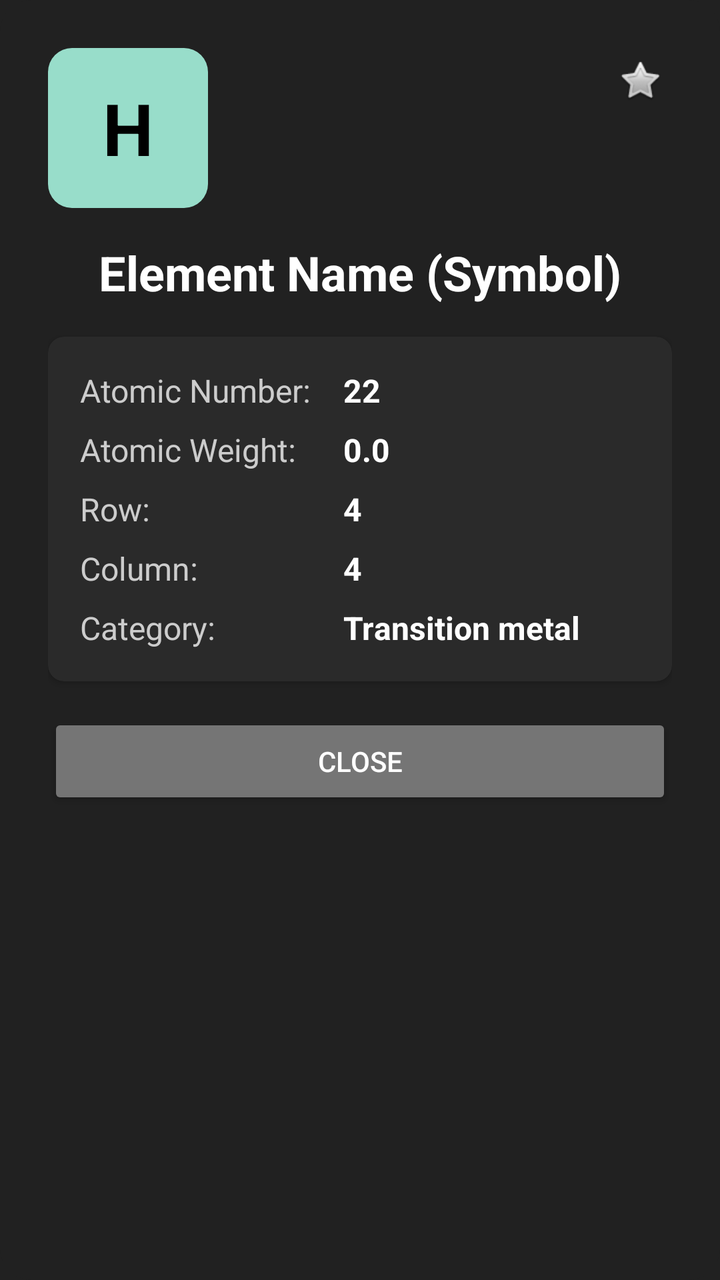
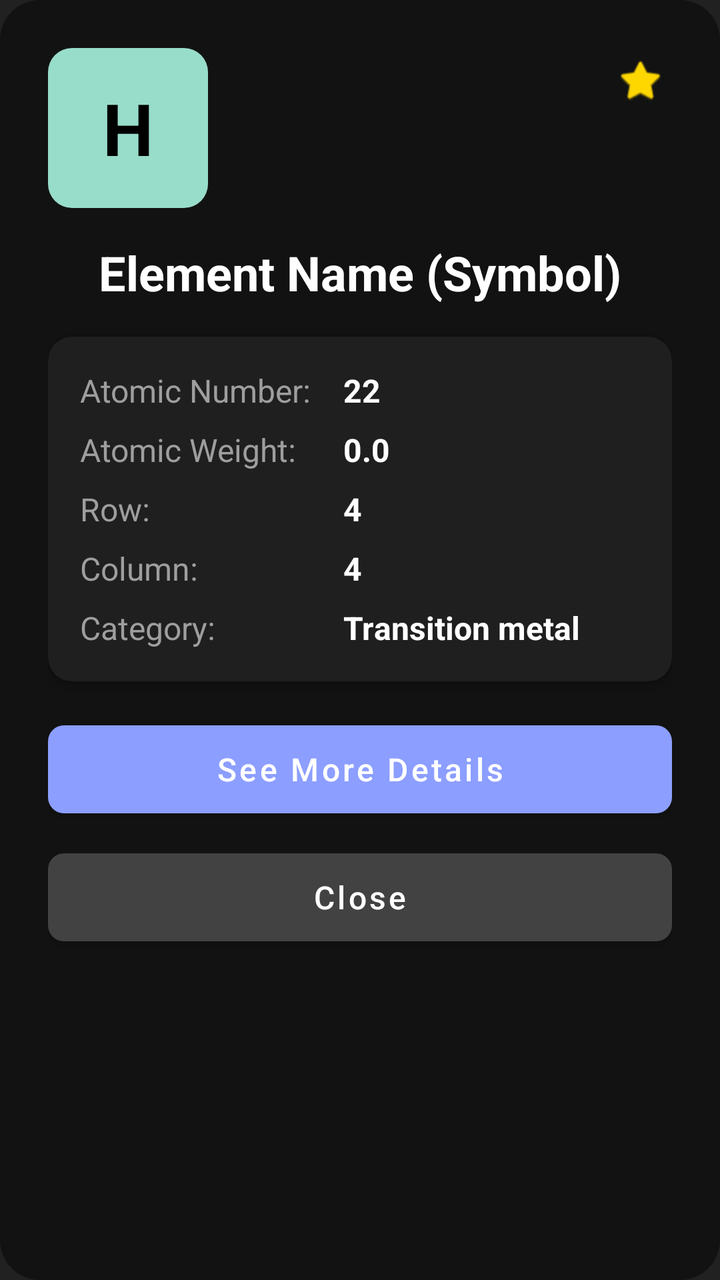

Compare the two renders of this Android layout. The source of the first and the diff that turns it into the second are given below.
<!-- AndroidManifest.xml: application theme Theme.PeriodicPro -->
<!-- res/layout/element_popup.xml -->
<?xml version="1.0" encoding="utf-8"?>
<LinearLayout
    xmlns:android="http://schemas.android.com/apk/res/android"
    xmlns:app="http://schemas.android.com/apk/res-auto"
    android:layout_width="320dp"
    android:layout_height="wrap_content"
    android:orientation="vertical"
    android:padding="24dp"
    android:background="@drawable/dialog_background"
    android:gravity="center_horizontal">

    
    <LinearLayout
        android:layout_width="match_parent"
        android:layout_height="wrap_content"
        android:orientation="horizontal"
        android:layout_marginBottom="16dp">
        
        
        <FrameLayout
            android:layout_width="80dp"
            android:layout_height="80dp"
            android:layout_gravity="center_vertical">
            
            <TextView
                android:id="@+id/popup_symbol"
                android:layout_width="match_parent"
                android:layout_height="match_parent"
                android:background="@drawable/rounded_nonmetal_bg"
                android:gravity="center"
                android:text="H"
                android:textColor="#000000"
                android:textSize="36sp"
                android:textStyle="bold" />
        </FrameLayout>
        
        <View
            android:layout_width="0dp"
            android:layout_height="1dp"
            android:layout_weight="1" />
            
        
        <ImageView
            android:id="@+id/popup_add_favorites"
            android:layout_width="32dp"
            android:layout_height="32dp"
            android:src="@android:drawable/btn_star_big_off"
            android:layout_gravity="top"
            app:tint="#FFD700"
            android:contentDescription="Add to favorites"
            android:padding="4dp" />
    </LinearLayout>

    
    <TextView
        android:id="@+id/popup_name"
        android:layout_width="wrap_content"
        android:layout_height="wrap_content"
        android:text="Element Name (Symbol)"
        android:textColor="#FFFFFF"
        android:textSize="24sp"
        android:textStyle="bold"
        android:gravity="center"
        android:paddingBottom="16dp"/>

    
    <androidx.cardview.widget.CardView
        android:layout_width="match_parent"
        android:layout_height="wrap_content"
        android:layout_marginBottom="16dp"
        app:cardCornerRadius="8dp"
        app:cardBackgroundColor="#2A2A2A"
        app:cardElevation="2dp">
        
        <TableLayout
            android:layout_width="match_parent"
            android:layout_height="wrap_content"
            android:padding="16dp"
            android:stretchColumns="1">
            
            
            <TableRow android:layout_marginBottom="8dp">
                <TextView
                    android:layout_width="wrap_content"
                    android:layout_height="wrap_content"
                    android:text="Atomic Number:"
                    android:textColor="#CCCCCC"
                    android:textSize="16sp"
                    android:layout_marginEnd="16dp"/>
                    
                <TextView
                    android:id="@+id/popup_atomic_number"
                    android:layout_width="match_parent"
                    android:layout_height="wrap_content"
                    android:text="22"
                    android:textColor="#FFFFFF"
                    android:textSize="16sp"
                    android:textStyle="bold"/>
            </TableRow>
            
            
            <TableRow android:layout_marginBottom="8dp">
                <TextView
                    android:layout_width="wrap_content"
                    android:layout_height="wrap_content"
                    android:text="Atomic Weight:"
                    android:textColor="#CCCCCC"
                    android:textSize="16sp"
                    android:layout_marginEnd="16dp"/>
                    
                <TextView
                    android:id="@+id/popup_atomic_mass"
                    android:layout_width="match_parent"
                    android:layout_height="wrap_content"
                    android:text="0.0"
                    android:textColor="#FFFFFF"
                    android:textSize="16sp"
                    android:textStyle="bold"/>
            </TableRow>
            
            
            <TableRow android:layout_marginBottom="8dp">
                <TextView
                    android:layout_width="wrap_content"
                    android:layout_height="wrap_content"
                    android:text="Row:"
                    android:textColor="#CCCCCC"
                    android:textSize="16sp"
                    android:layout_marginEnd="16dp"/>
                    
                <TextView
                    android:id="@+id/popup_row"
                    android:layout_width="match_parent"
                    android:layout_height="wrap_content"
                    android:text="4"
                    android:textColor="#FFFFFF"
                    android:textSize="16sp"
                    android:textStyle="bold"/>
            </TableRow>
            
            
            <TableRow android:layout_marginBottom="8dp">
                <TextView
                    android:layout_width="wrap_content"
                    android:layout_height="wrap_content"
                    android:text="Column:"
                    android:textColor="#CCCCCC"
                    android:textSize="16sp"
                    android:layout_marginEnd="16dp"/>
                    
                <TextView
                    android:id="@+id/popup_column"
                    android:layout_width="match_parent"
                    android:layout_height="wrap_content"
                    android:text="4"
                    android:textColor="#FFFFFF"
                    android:textSize="16sp"
                    android:textStyle="bold"/>
            </TableRow>
            
            
            <TableRow>
                <TextView
                    android:layout_width="wrap_content"
                    android:layout_height="wrap_content"
                    android:text="Category:"
                    android:textColor="#CCCCCC"
                    android:textSize="16sp"
                    android:layout_marginEnd="16dp"/>
                    
                <TextView
                    android:id="@+id/popup_category"
                    android:layout_width="match_parent"
                    android:layout_height="wrap_content"
                    android:text="Transition metal"
                    android:textColor="#FFFFFF"
                    android:textSize="16sp"
                    android:textStyle="bold"/>
            </TableRow>
        </TableLayout>
    </androidx.cardview.widget.CardView>
    
    
    <Button
        android:id="@+id/popup_close_button"
        android:layout_width="match_parent"
        android:layout_height="wrap_content"
        android:text="CLOSE"
        android:backgroundTint="#757575"
        android:textColor="#FFFFFF"
        android:paddingHorizontal="16dp"/>
</LinearLayout>
<!-- resources referenced by this layout -->
<resources>
  <!-- drawable dialog_background (drawable) -->
  <?xml version="1.0" encoding="utf-8"?>
  <shape xmlns:android="http://schemas.android.com/apk/res/android">
      <solid android:color="#212121"/>
      <corners android:radius="16dp"/>
  </shape>
  <!-- drawable rounded_nonmetal_bg (drawable) -->
  <?xml version="1.0" encoding="utf-8"?>
  <shape xmlns:android="http://schemas.android.com/apk/res/android"
      android:shape="rectangle">
      <corners android:radius="12dp" />
      <solid android:color="@color/nonmetal" />
  </shape>
  <style name="Theme.PeriodicPro" parent="Theme.AppCompat.DayNight.NoActionBar">
          <item name="colorPrimary">#212121</item>
          <item name="colorPrimaryDark">#171717</item>
          <item name="colorAccent">#00796B</item>
          <item name="android:windowBackground">#212121</item>
      </style>
  <color name="nonmetal">#98DDCA</color>
</resources>

<!-- the commit's change to res/layout/element_popup.xml (unified diff, before → after) -->
@@ -6,7 +6,8 @@
     android:layout_height="wrap_content"
     android:orientation="vertical"
     android:padding="24dp"
-    android:background="@drawable/dialog_background"
+    android:background="@drawable/rounded_form_bg"
+    android:backgroundTint="#121212"
     android:gravity="center_horizontal">
 
     
@@ -68,9 +69,9 @@
         android:layout_width="match_parent"
         android:layout_height="wrap_content"
         android:layout_marginBottom="16dp"
-        app:cardCornerRadius="8dp"
-        app:cardBackgroundColor="#2A2A2A"
-        app:cardElevation="2dp">
+        app:cardCornerRadius="12dp"
+        app:cardBackgroundColor="#1F1F1F"
+        app:cardElevation="4dp">
         
         <TableLayout
             android:layout_width="match_parent"
@@ -84,7 +85,7 @@
                     android:layout_width="wrap_content"
                     android:layout_height="wrap_content"
                     android:text="Atomic Number:"
-                    android:textColor="#CCCCCC"
+                    android:textColor="#9E9E9E"
                     android:textSize="16sp"
                     android:layout_marginEnd="16dp"/>
                     
@@ -104,7 +105,7 @@
                     android:layout_width="wrap_content"
                     android:layout_height="wrap_content"
                     android:text="Atomic Weight:"
-                    android:textColor="#CCCCCC"
+                    android:textColor="#9E9E9E"
                     android:textSize="16sp"
                     android:layout_marginEnd="16dp"/>
                     
@@ -124,7 +125,7 @@
                     android:layout_width="wrap_content"
                     android:layout_height="wrap_content"
                     android:text="Row:"
-                    android:textColor="#CCCCCC"
+                    android:textColor="#9E9E9E"
                     android:textSize="16sp"
                     android:layout_marginEnd="16dp"/>
                     
@@ -144,7 +145,7 @@
                     android:layout_width="wrap_content"
                     android:layout_height="wrap_content"
                     android:text="Column:"
-                    android:textColor="#CCCCCC"
+                    android:textColor="#9E9E9E"
                     android:textSize="16sp"
                     android:layout_marginEnd="16dp"/>
                     
@@ -164,7 +165,7 @@
                     android:layout_width="wrap_content"
                     android:layout_height="wrap_content"
                     android:text="Category:"
-                    android:textColor="#CCCCCC"
+                    android:textColor="#9E9E9E"
                     android:textSize="16sp"
                     android:layout_marginEnd="16dp"/>
                     
@@ -181,12 +182,34 @@
     </androidx.cardview.widget.CardView>
     
     
-    <Button
-        android:id="@+id/popup_close_button"
+    <LinearLayout
         android:layout_width="match_parent"
         android:layout_height="wrap_content"
-        android:text="CLOSE"
-        android:backgroundTint="#757575"
-        android:textColor="#FFFFFF"
-        android:paddingHorizontal="16dp"/>
+        android:orientation="vertical">
+        
+        
+        <com.google.android.material.button.MaterialButton
+            android:id="@+id/popup_see_more_button"
+            android:layout_width="match_parent"
+            android:layout_height="56dp"
+            android:text="See More Details"
+            android:textColor="#FFFFFF"
+            android:textSize="16sp"
+            app:cornerRadius="8dp"
+            app:backgroundTint="#8C9EFF"
+            android:textAllCaps="false"
+            android:layout_marginBottom="8dp"/>
+            
+        
+        <com.google.android.material.button.MaterialButton
+            android:id="@+id/popup_close_button"
+            android:layout_width="match_parent"
+            android:layout_height="56dp"
+            android:text="Close"
+            android:textColor="#FFFFFF"
+            android:textSize="16sp"
+            app:cornerRadius="8dp"
+            app:backgroundTint="#424242"
+            android:textAllCaps="false"/>
+    </LinearLayout>
 </LinearLayout>
<!-- resource entries referenced after the edit -->
@@ -1,10 +1,10 @@
 <!-- resources referenced by this layout -->
 <resources>
-  <!-- drawable dialog_background (drawable) -->
+  <!-- drawable rounded_form_bg (drawable) -->
   <?xml version="1.0" encoding="utf-8"?>
   <shape xmlns:android="http://schemas.android.com/apk/res/android">
-      <solid android:color="#212121"/>
-      <corners android:radius="16dp"/>
+      <solid android:color="#3b3a3a"/> 
+      <corners android:radius="20dp"/> 
   </shape>
   <!-- drawable rounded_nonmetal_bg (drawable) -->
   <?xml version="1.0" encoding="utf-8"?>
@@ -13,11 +13,14 @@
       <corners android:radius="12dp" />
       <solid android:color="@color/nonmetal" />
   </shape>
-  <style name="Theme.PeriodicPro" parent="Theme.AppCompat.DayNight.NoActionBar">
+  <style name="Theme.PeriodicPro" parent="Theme.MaterialComponents.DayNight.NoActionBar">
           <item name="colorPrimary">#212121</item>
           <item name="colorPrimaryDark">#171717</item>
           <item name="colorAccent">#00796B</item>
           <item name="android:windowBackground">#212121</item>
+          <item name="colorSecondary">#1976D2</item>
+          <item name="colorSurface">#1F1F1F</item>
+          <item name="colorOnSurface">#FFFFFF</item>
       </style>
   <color name="nonmetal">#98DDCA</color>
 </resources>
